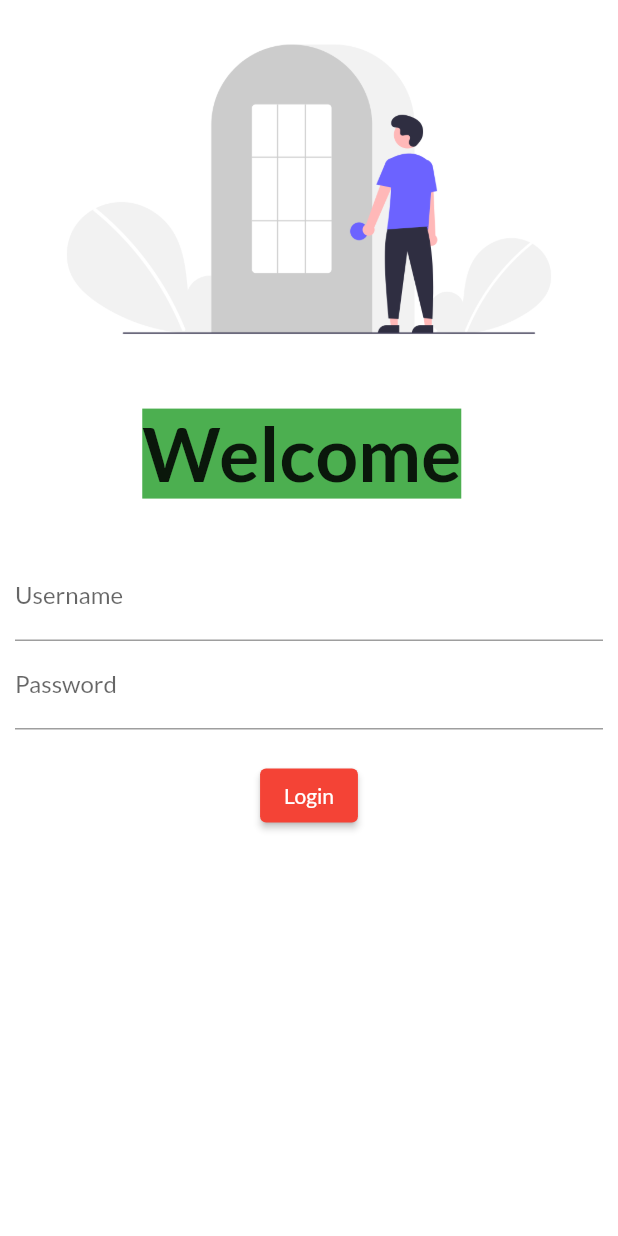
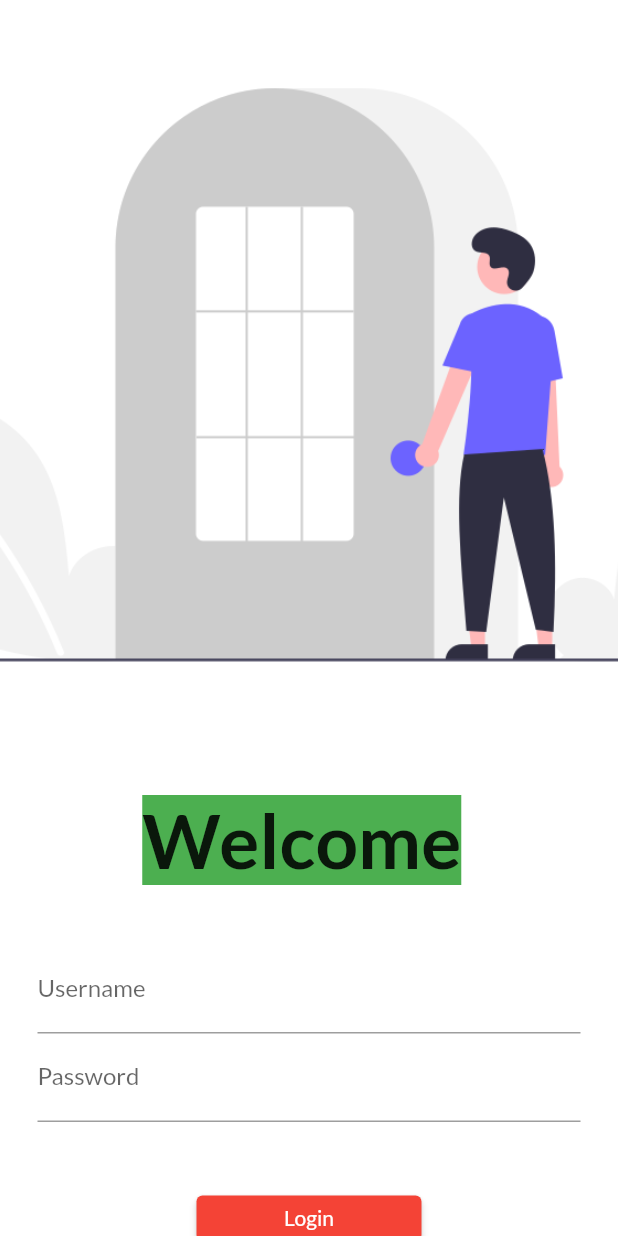
Before and after one commit to Tushar3330/Flutter_in_no_time, a Flutter app: the screen it shows after launch, on a phone screen of 412 x 824 dp. Run offline on Flutter 3.47's test engine with Material 2 defaults, Android fonts, the phone set to English and light mode, and no system bars; our stand-ins replace google_fonts.

Commit message:
Day 5 completed

```diff
--- a/lib/Pages/Home.dart
+++ b/lib/Pages/Home.dart
@@ -1,3 +1,5 @@
+// ignore_for_file: prefer_const_constructors, prefer_const_declarations
+
 import "package:flutter/material.dart";
 
 class Home extends StatelessWidget {
@@ -5,19 +7,21 @@ class Home extends StatelessWidget {
 
   @override
   Widget build(BuildContext context) {
-      final str = "Day";
+
+    final str = "Day";
     final days = 1;
     // bool byle = true;
-    // double dub = 4.08;
+    // double dub = 4.08;------------------------------------
+    // we can use var variable aas a data type to define any data type
 
-    // we can use var variable aas a data type to define any data type
     final sys = "by codepur";
     return Scaffold(
       appBar: AppBar(
-        title: Text("Hum Banenge Ameer"),
+
+        title: Text("Welcome to Satta Bazzar"),
       ),
-
       body: Center(
+        // ignore: avoid_unnecessary_containers
         child: Container(
           child: Text("Welcome to my first app $str : $days  $sys"),
         ),
--- a/lib/Pages/login.dart
+++ b/lib/Pages/login.dart
@@ -1,4 +1,8 @@
+// ignore_for_file: prefer_const_constructors, sort_child_properties_last, avoid_print
+
 import 'package:flutter/material.dart';
+import 'package:myapp/Pages/Home.dart';
+import 'package:myapp/utils/routes.dart';
 
 class Login extends StatelessWidget {
   const Login({super.key});
@@ -7,13 +11,16 @@ class Login extends StatelessWidget {
   Widget build(BuildContext context) {
     return Material(
         color: Colors.white,
+        //scroll view to scroll over the page downward
+        child: SingleChildScrollView(
           child: Column(
             children: [
               Image.asset(
                 "assets/images/loginim.png",
                 fit: BoxFit.cover,
+                height: 500,
               ),
-            SizedBox(height: 20),
+              SizedBox(height: 30),
               Text(
                 "Welcome ",
                 style: TextStyle(
@@ -24,7 +31,8 @@ class Login extends StatelessWidget {
               ),
               SizedBox(height: 20),
               Padding(
-              padding: const EdgeInsets.symmetric(vertical: 16, horizontal: 10),
+                padding:
+                    const EdgeInsets.symmetric(vertical: 20, horizontal: 25),
                 child: Column(
                   children: [
                     TextFormField(
@@ -40,18 +48,22 @@ class Login extends StatelessWidget {
                         labelText: "Password",
                       ),
                     ),
-                  SizedBox(height: 20),
+                    SizedBox(height: 40),
                     ElevatedButton(
                       onPressed: () {
-                      print("welcome to satta bazzar");
+                        //navigating from one page to another using navigation . push named
+                        Navigator.pushNamed(context, Myroutes.Homeroute);
                       },
                       child: Text("Login"),
-                    style: TextButton.styleFrom(),
+                      style: TextButton.styleFrom(
+                        minimumSize: Size(150, 30),
+                      ),
                     )
                   ],
                 ),
               )
             ],
+          ),
         ));
   }
 }
--- a/lib/main.dart
+++ b/lib/main.dart
@@ -1,6 +1,9 @@
+// ignore_for_file: prefer_const_constructors
+
 import 'package:flutter/material.dart';
 import 'package:google_fonts/google_fonts.dart';
 import 'package:myapp/Pages/login.dart';
+import 'package:myapp/utils/routes.dart';
 import 'Pages/Home.dart';
 
 void main() {
@@ -38,11 +41,12 @@ class Firstapp extends StatelessWidget {
 //all the things are given by routes so we have to select a primary route
       routes: {
         //by default
+
         "/": (context) => Home(),
 
         //we have to define which we have to go
-        "/Home": (context) => Home(),
-        "/login": (context) => Login(),
+        Myroutes.Homeroute: (context) => Home(),
+       Myroutes.loginroute: (context) => Login(),
       },
     );
   }
--- /dev/null
+++ b/lib/utils/routes.dart
@@ -0,0 +1,4 @@
+class Myroutes {
+  static String loginroute = "/login";
+  static String Homeroute = "/home";
+}
```
Lines whose indentation alone changed are shown as unchanged.
